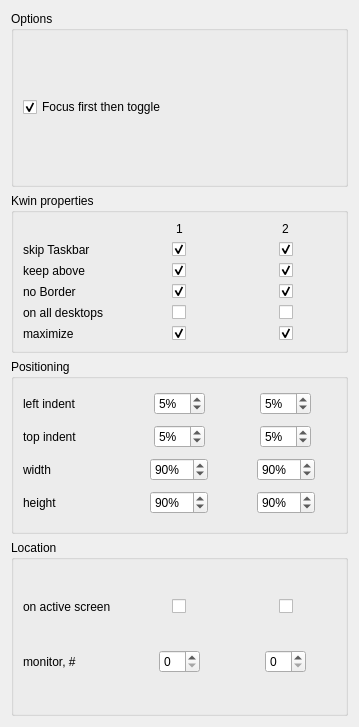
Before: the Qt Designer form res/config.ui in anametologin/huake, drawn with Qt 5.
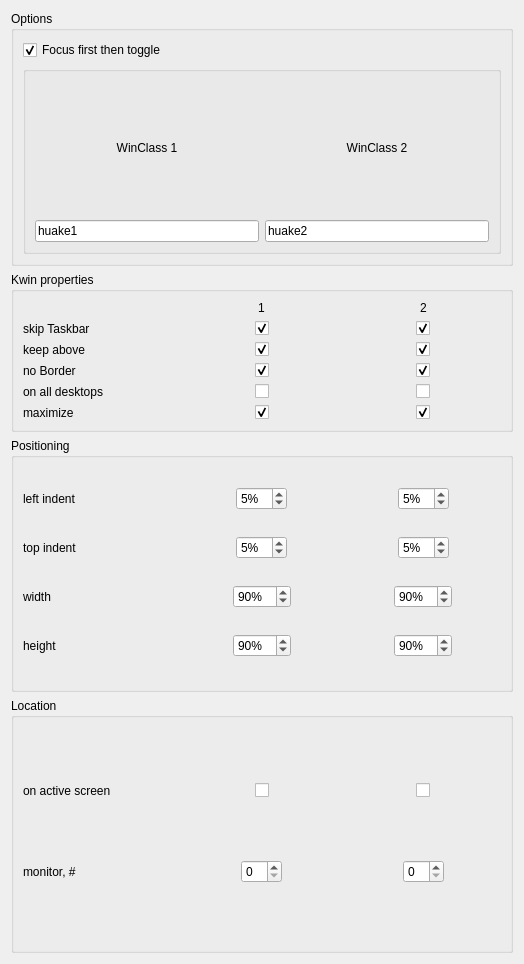
After: the same form once the commit is applied. Custom widgets are drawn as their Qt base class.

Commit message: ADDED: Ability to use a custom WinClass, which can be specified in the configuration for two Huake windows. FIXED: In some situations, the Huake window had an incorrect resolution.

Diff of the .ui file:
```diff
--- a/res/config.ui
+++ b/res/config.ui
@@ -9,8 +9,8 @@
    <rect>
     <x>0</x>
     <y>0</y>
-    <width>359</width>
-    <height>727</height>
+    <width>524</width>
+    <height>964</height>
    </rect>
   </property>
   <property name="sizePolicy">
@@ -45,6 +45,70 @@
         </property>
        </widget>
       </item>
+      <item>
+       <widget class="QGroupBox" name="groupBox_5">
+        <property name="title">
+         <string/>
+        </property>
+        <property name="flat">
+         <bool>true</bool>
+        </property>
+        <layout class="QGridLayout" name="gridLayout_4">
+         <item row="1" column="0">
+          <widget class="QLineEdit" name="kcfg_winClass1">
+           <property name="toolTip">
+            <string>&lt;html&gt;&lt;head/&gt;&lt;body&gt;&lt;p&gt;Default winClass: huake1. If this field is empty the default value will be assigned.&lt;/p&gt;&lt;/body&gt;&lt;/html&gt;</string>
+           </property>
+           <property name="text">
+            <string notr="true">huake1</string>
+           </property>
+          </widget>
+         </item>
+         <item row="0" column="0">
+          <widget class="QLabel" name="label_13">
+           <property name="sizePolicy">
+            <sizepolicy hsizetype="Preferred" vsizetype="Preferred">
+             <horstretch>0</horstretch>
+             <verstretch>0</verstretch>
+            </sizepolicy>
+           </property>
+           <property name="text">
+            <string>WinClass 1</string>
+           </property>
+           <property name="alignment">
+            <set>Qt::AlignmentFlag::AlignCenter</set>
+           </property>
+          </widget>
+         </item>
+         <item row="0" column="1">
+          <widget class="QLabel" name="label_14">
+           <property name="sizePolicy">
+            <sizepolicy hsizetype="Preferred" vsizetype="Preferred">
+             <horstretch>0</horstretch>
+             <verstretch>0</verstretch>
+            </sizepolicy>
+           </property>
+           <property name="text">
+            <string>WinClass 2</string>
+           </property>
+           <property name="alignment">
+            <set>Qt::AlignmentFlag::AlignCenter</set>
+           </property>
+          </widget>
+         </item>
+         <item row="1" column="1">
+          <widget class="QLineEdit" name="kcfg_winClass2">
+           <property name="toolTip">
+            <string>&lt;html&gt;&lt;head/&gt;&lt;body&gt;&lt;p&gt;Default winClass: huake2. If this field is empty the default value will be assigned.&lt;/p&gt;&lt;/body&gt;&lt;/html&gt;</string>
+           </property>
+           <property name="text">
+            <string notr="true">huake2</string>
+           </property>
+          </widget>
+         </item>
+        </layout>
+       </widget>
+      </item>
      </layout>
     </widget>
    </item>
```
The commit also changes 4 other files.
